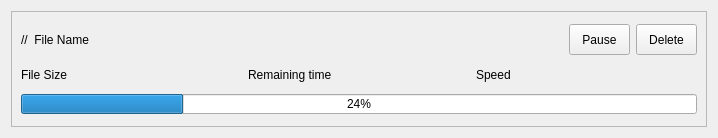
Before: the Qt Designer form src/DownloadItemWidget.ui in L-Super/FlowD, drawn with Qt 5.
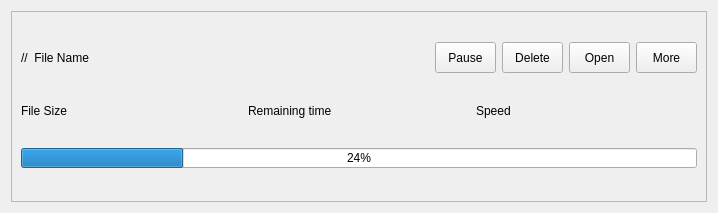
After: the same form once the commit is applied.

Patch:
```diff
--- a/src/DownloadItemWidget.ui
+++ b/src/DownloadItemWidget.ui
@@ -7,9 +7,15 @@
     <x>0</x>
     <y>0</y>
     <width>718</width>
-    <height>138</height>
+    <height>213</height>
    </rect>
   </property>
+  <property name="minimumSize">
+   <size>
+    <width>0</width>
+    <height>120</height>
+   </size>
+  </property>
   <property name="windowTitle">
    <string/>
   </property>
@@ -112,6 +118,56 @@
             </property>
            </widget>
           </item>
+          <item>
+           <widget class="QPushButton" name="btnO">
+            <property name="minimumSize">
+             <size>
+              <width>61</width>
+              <height>31</height>
+             </size>
+            </property>
+            <property name="maximumSize">
+             <size>
+              <width>61</width>
+              <height>31</height>
+             </size>
+            </property>
+            <property name="cursor">
+             <cursorShape>PointingHandCursor</cursorShape>
+            </property>
+            <property name="text">
+             <string>Open</string>
+            </property>
+            <property name="checkable">
+             <bool>true</bool>
+            </property>
+           </widget>
+          </item>
+          <item>
+           <widget class="QPushButton" name="btnMore">
+            <property name="minimumSize">
+             <size>
+              <width>61</width>
+              <height>31</height>
+             </size>
+            </property>
+            <property name="maximumSize">
+             <size>
+              <width>61</width>
+              <height>31</height>
+             </size>
+            </property>
+            <property name="cursor">
+             <cursorShape>PointingHandCursor</cursorShape>
+            </property>
+            <property name="text">
+             <string>More</string>
+            </property>
+            <property name="checkable">
+             <bool>true</bool>
+            </property>
+           </widget>
+          </item>
          </layout>
         </item>
        </layout>
@@ -160,7 +216,7 @@
          <widget class="QLabel" name="labSpeed">
           <property name="minimumSize">
            <size>
-            <width>211</width>
+            <width>100</width>
             <height>21</height>
            </size>
           </property>
@@ -181,7 +237,7 @@
        <widget class="QProgressBar" name="progressBar">
         <property name="minimumSize">
          <size>
-          <width>621</width>
+          <width>350</width>
           <height>20</height>
          </size>
         </property>
```
